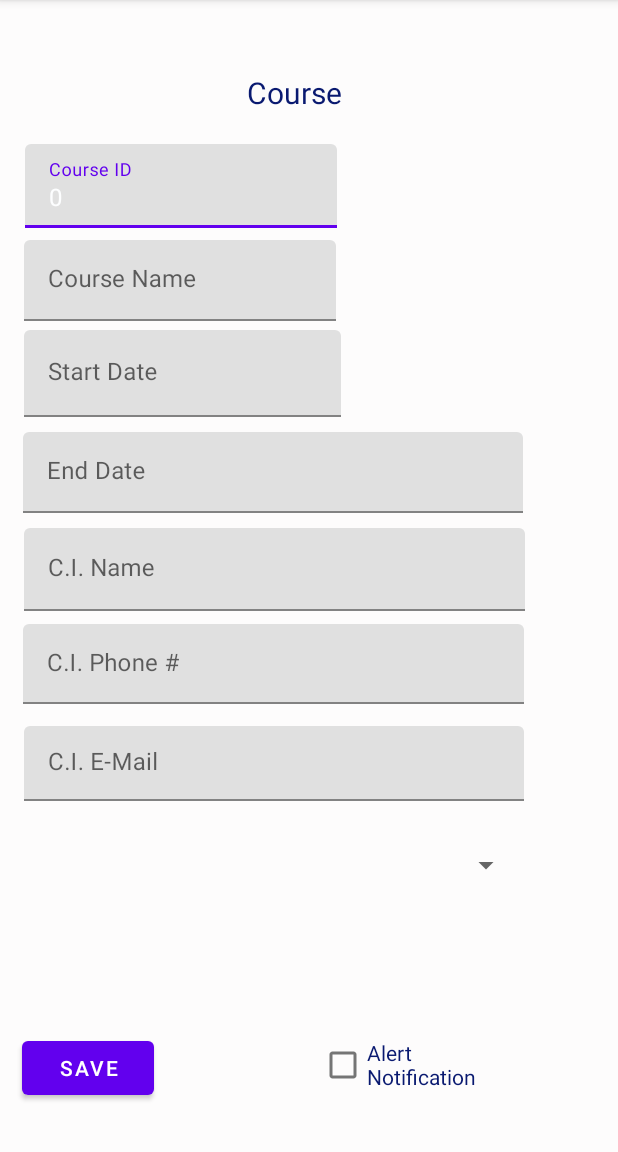
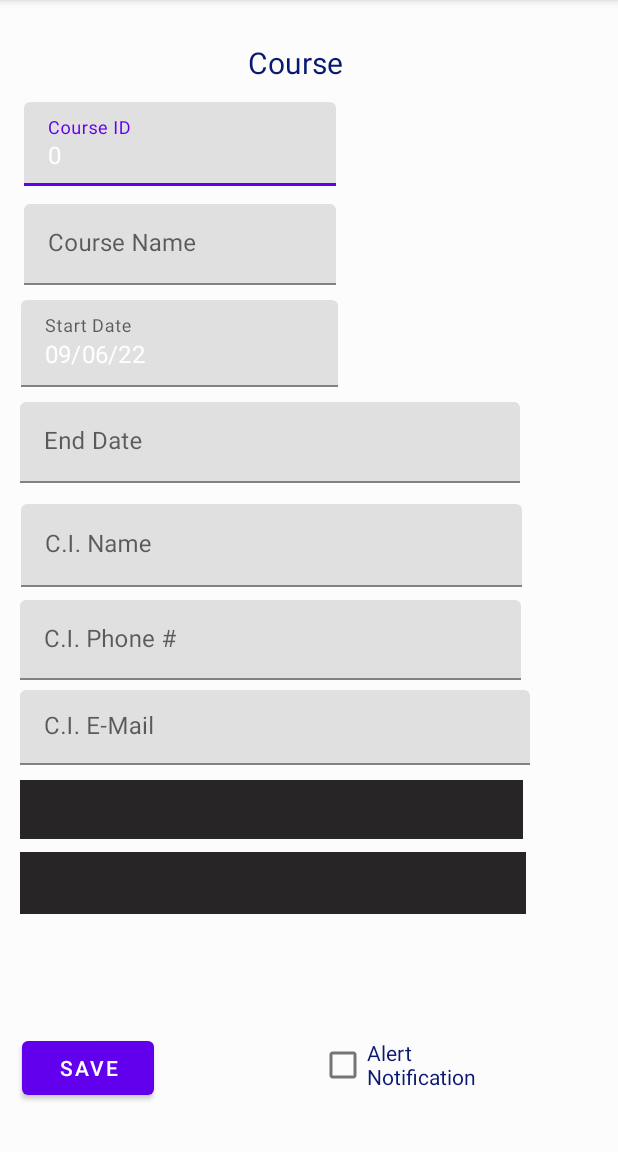
Before and after one commit to AlphaMOVG/CoolSchoolApp, an Android app: the CourseDetails screen opened directly, with no data from a screen before it, on a phone screen of 412 x 824 dp, the part 84-1236 px from its top. Run offline under Robolectric (Android 15) with nearby library versions, the phone set to English and light mode, and no system bars; our stand-ins replace Room's generated code.

Commit message:
commit 8.5

```diff
--- a/app/src/main/java/android/CoolSchool/UI/CourseDetails.java
+++ b/app/src/main/java/android/CoolSchool/UI/CourseDetails.java
@@ -4,12 +4,25 @@ import androidx.appcompat.app.AppCompatActivity;
 
 import android.CoolSchool.Database.Repository;
 import android.CoolSchool.R;
+import android.app.DatePickerDialog;
 import android.os.Bundle;
+import android.view.View;
+import android.widget.DatePicker;
 import android.widget.RadioGroup;
 
 import com.google.android.material.textfield.TextInputEditText;
 
+import java.text.SimpleDateFormat;
+import java.util.Calendar;
+import java.util.Date;
+import java.util.Locale;
+
 public class CourseDetails extends AppCompatActivity {
+
+    TextInputEditText dateText;
+    DatePickerDialog.OnDateSetListener myDate;
+    final Calendar myCalendar = Calendar.getInstance();
+
     TextInputEditText editID;
     TextInputEditText editName;
     TextInputEditText editStart;
@@ -66,6 +79,45 @@ public class CourseDetails extends AppCompatActivity {
         editCIMail.setText(cIEM);
 
         repo = new Repository(getApplication());
+
+        /**
+         * building and assigning a calender object to the Edit text field in the app. also ask how to assign th date picker to another edit text field
+         * */
+        dateText = findViewById(R.id.startDatePicker);
+        String myFormat = "MM/dd/yy";
+        SimpleDateFormat sdf = new SimpleDateFormat(myFormat, Locale.US);
+        String currentDate = sdf.format(new Date());
+        dateText.setText(currentDate);
+        dateText.setOnClickListener(new View.OnClickListener() {
+            @Override
+            public void onClick(View view) {
+                Date date;
+                String info = dateText.getText().toString();
+                try {
+                    myCalendar.setTime(sdf.parse(info));
+                } catch (Exception e) {
+                    e.printStackTrace();
+                }
+                new DatePickerDialog(CourseDetails.this, myDate, myCalendar.get(Calendar.YEAR),
+                        myCalendar.get(Calendar.MONTH), myCalendar.get(Calendar.DAY_OF_MONTH)).show();
+            }
+        });
+        myDate = new DatePickerDialog.OnDateSetListener() {
+            @Override
+            public void onDateSet(DatePicker datePicker, int year, int monthOfYear, int dayOfMonth) {
+                myCalendar.set(Calendar.YEAR, year);
+                myCalendar.set(Calendar.MONTH, monthOfYear);
+                myCalendar.set(Calendar.DAY_OF_MONTH, dayOfMonth);
+                updateLabel();
+            }
+        };
+    }
+
+    private void updateLabel(){
+        String myFormat = "MM/dd/yy";
+        SimpleDateFormat sdf = new SimpleDateFormat(myFormat, Locale.US);
+
+        dateText.setText(sdf.format(myCalendar.getTime()));
     }
 
     /**
--- a/app/src/main/java/android/CoolSchool/UI/MainActivity.java
+++ b/app/src/main/java/android/CoolSchool/UI/MainActivity.java
@@ -13,6 +13,7 @@ import android.view.View;
 
 public class MainActivity extends AppCompatActivity {
     public static int numAlert;
+
 
     @Override
     protected void onCreate(Bundle savedInstanceState) {
--- a/app/src/main/res/layout/activity_course_details.xml
+++ b/app/src/main/res/layout/activity_course_details.xml
@@ -11,12 +11,11 @@
         android:id="@+id/textView6"
         android:layout_width="81dp"
         android:layout_height="30dp"
-        android:layout_marginTop="48dp"
+        android:layout_marginTop="28dp"
         android:text="Course"
         android:textColor="#091970"
         android:textSize="20sp"
         app:layout_constraintEnd_toEndOf="parent"
-        app:layout_constraintHorizontal_bias="0.498"
         app:layout_constraintStart_toStartOf="parent"
         app:layout_constraintTop_toTopOf="parent" />
 
@@ -24,9 +23,9 @@
         android:id="@+id/textInputLayout4"
         android:layout_width="306dp"
         android:layout_height="56dp"
-        android:layout_marginTop="96dp"
+        android:layout_marginTop="68dp"
         app:layout_constraintEnd_toEndOf="parent"
-        app:layout_constraintHorizontal_bias="0.156"
+        app:layout_constraintHorizontal_bias="0.152"
         app:layout_constraintStart_toStartOf="parent"
         app:layout_constraintTop_toTopOf="parent">
 
@@ -42,7 +41,7 @@
     <com.google.android.material.textfield.TextInputLayout
         android:layout_width="260dp"
         android:layout_height="54dp"
-        android:layout_marginTop="160dp"
+        android:layout_marginTop="136dp"
         app:layout_constraintEnd_toEndOf="parent"
         app:layout_constraintHorizontal_bias="0.105"
         app:layout_constraintStart_toStartOf="parent"
@@ -59,9 +58,9 @@
     <com.google.android.material.textfield.TextInputLayout
         android:layout_width="248dp"
         android:layout_height="58dp"
-        android:layout_marginTop="220dp"
+        android:layout_marginTop="200dp"
         app:layout_constraintEnd_toEndOf="parent"
-        app:layout_constraintHorizontal_bias="0.098"
+        app:layout_constraintHorizontal_bias="0.085"
         app:layout_constraintStart_toStartOf="parent"
         app:layout_constraintTop_toTopOf="parent">
 
@@ -76,9 +75,9 @@
     <com.google.android.material.textfield.TextInputLayout
         android:layout_width="357dp"
         android:layout_height="54dp"
-        android:layout_marginTop="288dp"
+        android:layout_marginTop="268dp"
         app:layout_constraintEnd_toEndOf="parent"
-        app:layout_constraintHorizontal_bias="0.277"
+        app:layout_constraintHorizontal_bias="0.24"
         app:layout_constraintStart_toStartOf="parent"
         app:layout_constraintTop_toTopOf="parent">
 
@@ -93,9 +92,9 @@
     <com.google.android.material.textfield.TextInputLayout
         android:layout_width="348dp"
         android:layout_height="55dp"
-        android:layout_marginTop="352dp"
+        android:layout_marginTop="336dp"
         app:layout_constraintEnd_toEndOf="parent"
-        app:layout_constraintHorizontal_bias="0.253"
+        app:layout_constraintHorizontal_bias="0.222"
         app:layout_constraintStart_toStartOf="parent"
         app:layout_constraintTop_toTopOf="parent">
 
@@ -110,9 +109,9 @@
     <com.google.android.material.textfield.TextInputLayout
         android:layout_width="373dp"
         android:layout_height="53dp"
-        android:layout_marginTop="416dp"
+        android:layout_marginTop="400dp"
         app:layout_constraintEnd_toEndOf="parent"
-        app:layout_constraintHorizontal_bias="0.394"
+        app:layout_constraintHorizontal_bias="0.342"
         app:layout_constraintStart_toStartOf="parent"
         app:layout_constraintTop_toTopOf="parent">
 
@@ -126,17 +125,17 @@
 
     <com.google.android.material.textfield.TextInputLayout
         android:id="@+id/textInputLayout2"
-        android:layout_width="362dp"
+        android:layout_width="372dp"
         android:layout_height="50dp"
-        android:layout_marginTop="484dp"
+        android:layout_marginTop="460dp"
         app:layout_constraintEnd_toEndOf="parent"
-        app:layout_constraintHorizontal_bias="0.326"
+        app:layout_constraintHorizontal_bias="0.333"
         app:layout_constraintStart_toStartOf="parent"
         app:layout_constraintTop_toTopOf="parent">
 
         <com.google.android.material.textfield.TextInputEditText
             android:id="@+id/cIEmailTxt"
-            android:layout_width="333dp"
+            android:layout_width="340dp"
             android:layout_height="match_parent"
             android:hint="C.I. E-Mail"
             android:textColor="#FDFEFF" />
@@ -167,11 +166,23 @@
 
     <Spinner
         android:id="@+id/assessmentsSpinner"
-        android:layout_width="332dp"
-        android:layout_height="66dp"
-        android:layout_marginTop="544dp"
+        android:layout_width="335dp"
+        android:layout_height="39dp"
+        android:layout_marginTop="520dp"
+        android:background="#272525"
         app:layout_constraintEnd_toEndOf="parent"
-        app:layout_constraintHorizontal_bias="0.202"
+        app:layout_constraintHorizontal_bias="0.171"
+        app:layout_constraintStart_toStartOf="parent"
+        app:layout_constraintTop_toTopOf="parent" />
+
+    <Spinner
+        android:id="@+id/statusSpinner"
+        android:layout_width="337dp"
+        android:layout_height="41dp"
+        android:layout_marginTop="568dp"
+        android:background="#272525"
+        app:layout_constraintEnd_toEndOf="parent"
+        app:layout_constraintHorizontal_bias="0.175"
         app:layout_constraintStart_toStartOf="parent"
         app:layout_constraintTop_toTopOf="parent" />
 
--- /dev/null
+++ b/app/src/main/res/layout/assessment_types.xml
@@ -0,0 +1,6 @@
+<?xml version="1.0" encoding="utf-8"?>
+<androidx.constraintlayout.widget.ConstraintLayout xmlns:android="http://schemas.android.com/apk/res/android"
+    android:layout_width="match_parent"
+    android:layout_height="match_parent">
+
+</androidx.constraintlayout.widget.ConstraintLayout>
--- /dev/null
+++ b/app/src/main/res/layout/list_of_assessments.xml
@@ -0,0 +1,6 @@
+<?xml version="1.0" encoding="utf-8"?>
+<androidx.constraintlayout.widget.ConstraintLayout xmlns:android="http://schemas.android.com/apk/res/android"
+    android:layout_width="match_parent"
+    android:layout_height="match_parent">
+
+</androidx.constraintlayout.widget.ConstraintLayout>
--- /dev/null
+++ b/app/src/main/res/layout/list_of_courses.xml
@@ -0,0 +1,6 @@
+<?xml version="1.0" encoding="utf-8"?>
+<androidx.constraintlayout.widget.ConstraintLayout xmlns:android="http://schemas.android.com/apk/res/android"
+    android:layout_width="match_parent"
+    android:layout_height="match_parent">
+
+</androidx.constraintlayout.widget.ConstraintLayout>
```
Also changed, not shown: app/src/main/java/android/CoolSchool/UI/AssessmentDetails.java (+51 -1 lines).
